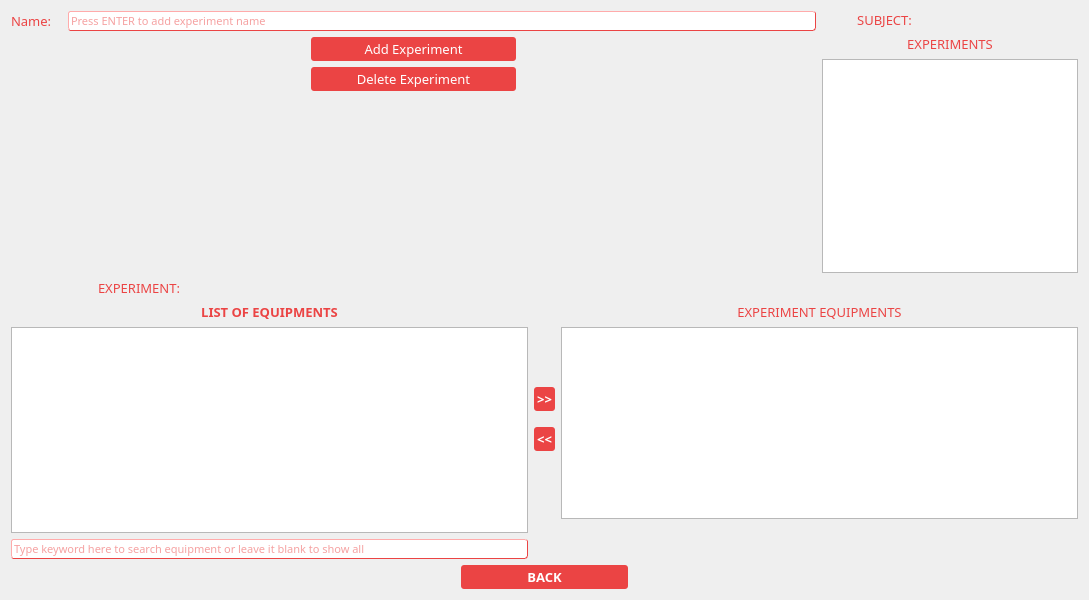
Above: experiments.ui from markytools/sume-borrower-app before the change. Below: the same form after it.
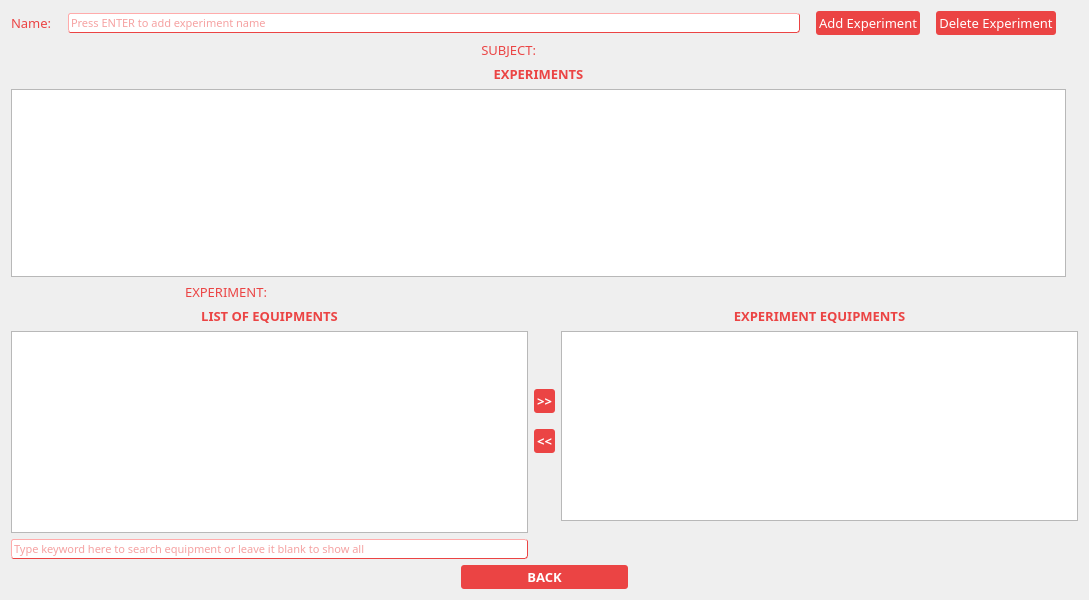
That is the form after the change.

```diff
--- a/experiments.ui
+++ b/experiments.ui
@@ -27,175 +27,7 @@
 }</string>
   </property>
   <layout class="QGridLayout" name="gridLayout_2">
-   <item row="0" column="0">
-    <layout class="QVBoxLayout" name="verticalLayout">
-     <item>
-      <layout class="QHBoxLayout" name="horizontalLayout">
-       <item>
-        <widget class="QLabel" name="label_2">
-         <property name="font">
-          <font>
-           <family>Adobe Gothic Std B</family>
-           <pointsize>10</pointsize>
-           <weight>50</weight>
-           <bold>false</bold>
-          </font>
-         </property>
-         <property name="styleSheet">
-          <string notr="true">#label_2{
-background-color:transparent;
-color: #eb4444;
-background:none;
-border:none;
-}</string>
-         </property>
-         <property name="text">
-          <string>Name:   </string>
-         </property>
-        </widget>
-       </item>
-       <item>
-        <widget class="QLineEdit" name="lineEdit">
-         <property name="font">
-          <font>
-           <family>Adobe Gothic Std B</family>
-           <pointsize>8</pointsize>
-          </font>
-         </property>
-         <property name="styleSheet">
-          <string notr="true">#lineEdit{
-background-color:white;
-color: #eb4444;
-border-style: outset;
-border-width: 1px;
-border-color: #eb4444;
-border-radius: 3px;
-}</string>
-         </property>
-         <property name="placeholderText">
-          <string>Press ENTER to add experiment name</string>
-         </property>
-        </widget>
-       </item>
-      </layout>
-     </item>
-     <item>
-      <layout class="QHBoxLayout" name="horizontalLayout_6">
-       <item>
-        <spacer name="horizontalSpacer_4">
-         <property name="orientation">
-          <enum>Qt::Horizontal</enum>
-         </property>
-         <property name="sizeType">
-          <enum>QSizePolicy::Fixed</enum>
-         </property>
-         <property name="sizeHint" stdset="0">
-          <size>
-           <width>300</width>
-           <height>20</height>
-          </size>
-         </property>
-        </spacer>
-       </item>
-       <item>
-        <layout class="QVBoxLayout" name="verticalLayout_7">
-         <item>
-          <widget class="QPushButton" name="addExperiment">
-           <property name="font">
-            <font>
-             <family>Adobe Gothic Std B</family>
-             <pointsize>10</pointsize>
-             <weight>50</weight>
-             <bold>false</bold>
-            </font>
-           </property>
-           <property name="styleSheet">
-            <string notr="true">#addExperiment{
-background-color: #eb4444;
-color: white;
-border-style: outset;
-border-radius: 3px;
-padding: 3px;
-}</string>
-           </property>
-           <property name="text">
-            <string>Add Experiment</string>
-           </property>
-          </widget>
-         </item>
-         <item>
-          <widget class="QPushButton" name="deleteExperiment">
-           <property name="font">
-            <font>
-             <family>Adobe Gothic Std B</family>
-             <pointsize>10</pointsize>
-             <weight>50</weight>
-             <bold>false</bold>
-            </font>
-           </property>
-           <property name="styleSheet">
-            <string notr="true">#deleteExperiment{
-background-color: #eb4444;
-color: white;
-border-style: outset;
-border-radius: 3px;
-padding: 3px;
-}</string>
-           </property>
-           <property name="text">
-            <string>Delete Experiment</string>
-           </property>
-          </widget>
-         </item>
-        </layout>
-       </item>
-       <item>
-        <spacer name="horizontalSpacer_5">
-         <property name="orientation">
-          <enum>Qt::Horizontal</enum>
-         </property>
-         <property name="sizeType">
-          <enum>QSizePolicy::Fixed</enum>
-         </property>
-         <property name="sizeHint" stdset="0">
-          <size>
-           <width>300</width>
-           <height>20</height>
-          </size>
-         </property>
-        </spacer>
-       </item>
-      </layout>
-     </item>
-     <item>
-      <spacer name="verticalSpacer">
-       <property name="orientation">
-        <enum>Qt::Vertical</enum>
-       </property>
-       <property name="sizeHint" stdset="0">
-        <size>
-         <width>20</width>
-         <height>40</height>
-        </size>
-       </property>
-      </spacer>
-     </item>
-     <item>
-      <spacer name="verticalSpacer_2">
-       <property name="orientation">
-        <enum>Qt::Vertical</enum>
-       </property>
-       <property name="sizeHint" stdset="0">
-        <size>
-         <width>20</width>
-         <height>40</height>
-        </size>
-       </property>
-      </spacer>
-     </item>
-    </layout>
-   </item>
-   <item row="1" column="0" colspan="3">
+   <item row="2" column="0" colspan="3">
     <layout class="QHBoxLayout" name="horizontalLayout_4">
      <item>
       <layout class="QVBoxLayout" name="verticalLayout_4">
@@ -229,7 +61,7 @@
             <string>EXPERIMENT:</string>
            </property>
            <property name="alignment">
-            <set>Qt::AlignCenter</set>
+            <set>Qt::AlignRight|Qt::AlignTrailing|Qt::AlignVCenter</set>
            </property>
           </widget>
          </item>
@@ -446,8 +278,8 @@
           <font>
            <family>Adobe Gothic Std B</family>
            <pointsize>10</pointsize>
-           <weight>50</weight>
-           <bold>false</bold>
+           <weight>75</weight>
+           <bold>true</bold>
           </font>
          </property>
          <property name="styleSheet">
@@ -493,104 +325,7 @@
      </item>
     </layout>
    </item>
-   <item row="0" column="1" colspan="2">
-    <layout class="QGridLayout" name="gridLayout">
-     <item row="0" column="2" rowspan="2">
-      <layout class="QVBoxLayout" name="verticalLayout_2">
-       <item>
-        <layout class="QHBoxLayout" name="horizontalLayout_3">
-         <item>
-          <widget class="QLabel" name="label_4">
-           <property name="font">
-            <font>
-             <family>Adobe Gothic Std B</family>
-             <pointsize>10</pointsize>
-             <weight>50</weight>
-             <bold>false</bold>
-            </font>
-           </property>
-           <property name="styleSheet">
-            <string notr="true">#label_4{
-background-color:transparent;
-color: #eb4444;
-background:none;
-border:none;
-}</string>
-           </property>
-           <property name="text">
-            <string>SUBJECT:</string>
-           </property>
-           <property name="alignment">
-            <set>Qt::AlignCenter</set>
-           </property>
-          </widget>
-         </item>
-         <item>
-          <widget class="QLabel" name="subjectNameLabel">
-           <property name="font">
-            <font>
-             <family>Adobe Gothic Std B</family>
-             <pointsize>10</pointsize>
-             <weight>50</weight>
-             <bold>false</bold>
-            </font>
-           </property>
-           <property name="styleSheet">
-            <string notr="true">#subjectNameLabel{
-background-color:transparent;
-color: #eb4444;
-background:none;
-border:none;
-}</string>
-           </property>
-           <property name="text">
-            <string/>
-           </property>
-          </widget>
-         </item>
-        </layout>
-       </item>
-       <item>
-        <widget class="QLabel" name="label_10">
-         <property name="font">
-          <font>
-           <family>Adobe Gothic Std B</family>
-           <pointsize>10</pointsize>
-           <weight>50</weight>
-           <bold>false</bold>
-          </font>
-         </property>
-         <property name="styleSheet">
-          <string notr="true">#label_10{
-background-color:transparent;
-color: #eb4444;
-background:none;
-border:none;
-}</string>
-         </property>
-         <property name="text">
-          <string>EXPERIMENTS</string>
-         </property>
-         <property name="alignment">
-          <set>Qt::AlignCenter</set>
-         </property>
-        </widget>
-       </item>
-       <item>
-        <widget class="QTableWidget" name="experimentsTable">
-         <property name="font">
-          <font>
-           <family>Adobe Gothic Std B</family>
-           <pointsize>10</pointsize>
-          </font>
-         </property>
-        </widget>
-       </item>
-      </layout>
-     </item>
-    </layout>
-   </item>
-   <item row="2" column="0" colspan="3">
+   <item row="3" column="0" colspan="3">
     <layout class="QHBoxLayout" name="horizontalLayout_5">
      <item>
       <spacer name="horizontalSpacer">
@@ -650,6 +385,253 @@
      </item>
     </layout>
    </item>
+   <item row="0" column="0">
+    <layout class="QVBoxLayout" name="verticalLayout">
+     <item>
+      <layout class="QHBoxLayout" name="horizontalLayout">
+       <item>
+        <widget class="QLabel" name="label_2">
+         <property name="font">
+          <font>
+           <family>Adobe Gothic Std B</family>
+           <pointsize>10</pointsize>
+           <weight>50</weight>
+           <bold>false</bold>
+          </font>
+         </property>
+         <property name="styleSheet">
+          <string notr="true">#label_2{
+background-color:transparent;
+color: #eb4444;
+background:none;
+border:none;
+}</string>
+         </property>
+         <property name="text">
+          <string>Name:   </string>
+         </property>
+        </widget>
+       </item>
+       <item>
+        <widget class="QLineEdit" name="lineEdit">
+         <property name="font">
+          <font>
+           <family>Adobe Gothic Std B</family>
+           <pointsize>8</pointsize>
+          </font>
+         </property>
+         <property name="styleSheet">
+          <string notr="true">#lineEdit{
+background-color:white;
+color: #eb4444;
+border-style: outset;
+border-width: 1px;
+border-color: #eb4444;
+border-radius: 3px;
+}</string>
+         </property>
+         <property name="placeholderText">
+          <string>Press ENTER to add experiment name</string>
+         </property>
+        </widget>
+       </item>
+       <item>
+        <spacer name="horizontalSpacer_3">
+         <property name="orientation">
+          <enum>Qt::Horizontal</enum>
+         </property>
+         <property name="sizeType">
+          <enum>QSizePolicy::Fixed</enum>
+         </property>
+         <property name="sizeHint" stdset="0">
+          <size>
+           <width>10</width>
+           <height>20</height>
+          </size>
+         </property>
+        </spacer>
+       </item>
+       <item>
+        <widget class="QPushButton" name="addExperiment">
+         <property name="font">
+          <font>
+           <family>Adobe Gothic Std B</family>
+           <pointsize>10</pointsize>
+           <weight>50</weight>
+           <bold>false</bold>
+          </font>
+         </property>
+         <property name="styleSheet">
+          <string notr="true">#addExperiment{
+background-color: #eb4444;
+color: white;
+border-style: outset;
+border-radius: 3px;
+padding: 3px;
+}</string>
+         </property>
+         <property name="text">
+          <string>Add Experiment</string>
+         </property>
+        </widget>
+       </item>
+       <item>
+        <spacer name="horizontalSpacer_4">
+         <property name="orientation">
+          <enum>Qt::Horizontal</enum>
+         </property>
+         <property name="sizeType">
+          <enum>QSizePolicy::Fixed</enum>
+         </property>
+         <property name="sizeHint" stdset="0">
+          <size>
+           <width>10</width>
+           <height>20</height>
+          </size>
+         </property>
+        </spacer>
+       </item>
+       <item>
+        <widget class="QPushButton" name="deleteExperiment">
+         <property name="font">
+          <font>
+           <family>Adobe Gothic Std B</family>
+           <pointsize>10</pointsize>
+           <weight>50</weight>
+           <bold>false</bold>
+          </font>
+         </property>
+         <property name="styleSheet">
+          <string notr="true">#deleteExperiment{
+background-color: #eb4444;
+color: white;
+border-style: outset;
+border-radius: 3px;
+padding: 3px;
+}</string>
+         </property>
+         <property name="text">
+          <string>Delete Experiment</string>
+         </property>
+        </widget>
+       </item>
+       <item>
+        <spacer name="horizontalSpacer_5">
+         <property name="orientation">
+          <enum>Qt::Horizontal</enum>
+         </property>
+         <property name="sizeType">
+          <enum>QSizePolicy::Fixed</enum>
+         </property>
+         <property name="sizeHint" stdset="0">
+          <size>
+           <width>10</width>
+           <height>20</height>
+          </size>
+         </property>
+        </spacer>
+       </item>
+      </layout>
+     </item>
+    </layout>
+   </item>
+   <item row="1" column="0">
+    <layout class="QGridLayout" name="gridLayout">
+     <item row="0" column="2" rowspan="2">
+      <layout class="QVBoxLayout" name="verticalLayout_2">
+       <item>
+        <layout class="QHBoxLayout" name="horizontalLayout_3">
+         <item>
+          <widget class="QLabel" name="label_4">
+           <property name="font">
+            <font>
+             <family>Adobe Gothic Std B</family>
+             <pointsize>10</pointsize>
+             <weight>50</weight>
+             <bold>false</bold>
+            </font>
+           </property>
+           <property name="styleSheet">
+            <string notr="true">#label_4{
+background-color:transparent;
+color: #eb4444;
+background:none;
+border:none;
+}</string>
+           </property>
+           <property name="text">
+            <string>SUBJECT:</string>
+           </property>
+           <property name="alignment">
+            <set>Qt::AlignRight|Qt::AlignTrailing|Qt::AlignVCenter</set>
+           </property>
+          </widget>
+         </item>
+         <item>
+          <widget class="QLabel" name="subjectNameLabel">
+           <property name="font">
+            <font>
+             <family>Adobe Gothic Std B</family>
+             <pointsize>10</pointsize>
+             <weight>50</weight>
+             <bold>false</bold>
+            </font>
+           </property>
+           <property name="styleSheet">
+            <string notr="true">#subjectNameLabel{
+background-color:transparent;
+color: #eb4444;
+background:none;
+border:none;
+}</string>
+           </property>
+           <property name="text">
+            <string/>
+           </property>
+          </widget>
+         </item>
+        </layout>
+       </item>
+       <item>
+        <widget class="QLabel" name="label_10">
+         <property name="font">
+          <font>
+           <family>Adobe Gothic Std B</family>
+           <pointsize>10</pointsize>
+           <weight>75</weight>
+           <bold>true</bold>
+          </font>
+         </property>
+         <property name="styleSheet">
+          <string notr="true">#label_10{
+background-color:transparent;
+color: #eb4444;
+background:none;
+border:none;
+}</string>
+         </property>
+         <property name="text">
+          <string>EXPERIMENTS</string>
+         </property>
+         <property name="alignment">
+          <set>Qt::AlignCenter</set>
+         </property>
+        </widget>
+       </item>
+       <item>
+        <widget class="QTableWidget" name="experimentsTable">
+         <property name="font">
+          <font>
+           <family>Adobe Gothic Std B</family>
+           <pointsize>10</pointsize>
+          </font>
+         </property>
+        </widget>
+       </item>
+      </layout>
+     </item>
+    </layout>
+   </item>
   </layout>
  </widget>
  <resources/>
```
